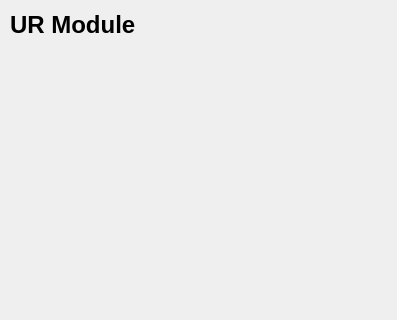
Above: iocs/xxx/iocBoot/iocxxx/examples/ur_module/ur_module.ui from nmarks99/asynHttpClient before the change. Below: the same form after it.
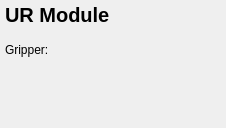
That is the form after the change. Custom widgets are drawn as their Qt base class.

Diff of the .ui file:
```diff
--- a/iocs/xxx/iocBoot/iocxxx/examples/ur_module/ur_module.ui
+++ b/iocs/xxx/iocBoot/iocxxx/examples/ur_module/ur_module.ui
@@ -6,8 +6,8 @@
    <rect>
     <x>0</x>
     <y>0</y>
-    <width>397</width>
-    <height>320</height>
+    <width>226</width>
+    <height>128</height>
    </rect>
   </property>
   <property name="windowTitle">
@@ -119,15 +119,87 @@
    <widget class="caLabel" name="caLabel_45">
     <property name="geometry">
      <rect>
-      <x>10</x>
-      <y>10</y>
-      <width>146</width>
+      <x>70</x>
+      <y>40</y>
+      <width>121</width>
+      <height>20</height>
+     </rect>
+    </property>
+    <property name="channel" stdset="0">
+     <string notr="true">$(P)URModule:toggle_gripper.VAL</string>
+    </property>
+    <property name="stackingMode" stdset="0">
+     <enum>caChoice::Column</enum>
+    </property>
+    <property name="endBit">
+     <number>1</number>
+    </property>
+   </widget>
+   <widget class="QLabel" name="label">
+    <property name="geometry">
+     <rect>
+      <x>5</x>
+      <y>40</y>
+      <width>61</width>
+      <height>19</height>
+     </rect>
+    </property>
+    <property name="text">
+     <string>Gripper:</string>
+    </property>
+   </widget>
+   <widget class="caFrame" name="caframe_8">
+    <property name="geometry">
+     <rect>
+      <x>0</x>
+      <y>0</y>
+      <width>250</width>
       <height>30</height>
      </rect>
     </property>
+    <property name="lineWidth">
+     <number>0</number>
+    </property>
+    <property name="background">
+     <color>
+      <red>0</red>
+      <green>53</green>
+      <blue>132</blue>
+     </color>
+    </property>
+    <property name="backgroundMode">
+     <enum>caFrame::Filled</enum>
+    </property>
+    <layout class="QHBoxLayout" name="horizontalLayout">
+     <property name="spacing">
+      <number>5</number>
+     </property>
+     <property name="leftMargin">
+      <number>10</number>
+     </property>
+     <property name="topMargin">
+      <number>2</number>
+     </property>
+     <property name="rightMargin">
+      <number>0</number>
+     </property>
+     <property name="bottomMargin">
+      <number>2</number>
+     </property>
+    </layout>
+   </widget>
+   <widget class="caLabel" name="caLabel_45">
+    <property name="geometry">
+     <rect>
+      <x>5</x>
+      <y>2</y>
+      <width>200</width>
+      <height>26</height>
+     </rect>
+    </property>
     <property name="font">
      <font>
-      <pointsize>18</pointsize>
+      <pointsize>15</pointsize>
       <weight>75</weight>
       <bold>true</bold>
      </font>
@@ -143,9 +215,9 @@
     </property>
     <property name="foreground">
      <color>
-      <red>0</red>
-      <green>0</green>
-      <blue>0</blue>
+      <red>255</red>
+      <green>255</green>
+      <blue>255</blue>
      </color>
     </property>
     <property name="background">
@@ -159,25 +231,6 @@
      <enum>QFrame::NoFrame</enum>
     </property>
    </widget>
-   <widget class="caChoice" name="cachoice">
-    <property name="geometry">
-     <rect>
-      <x>125</x>
-      <y>90</y>
-      <width>121</width>
-      <height>20</height>
-     </rect>
-    </property>
-    <property name="channel" stdset="0">
-     <string notr="true">$(P)URModule:toggle_gripper.VAL</string>
-    </property>
-    <property name="stackingMode" stdset="0">
-     <enum>caChoice::Column</enum>
-    </property>
-    <property name="endBit">
-     <number>1</number>
-    </property>
-   </widget>
   </widget>
  </widget>
  <customwidgets>
@@ -186,6 +239,12 @@
    <extends>QWidget</extends>
    <header>caChoice</header>
   </customwidget>
+  <customwidget>
+   <class>caFrame</class>
+   <extends>QFrame</extends>
+   <header>caFrame</header>
+   <container>1</container>
+  </customwidget>
   <customwidget>
    <class>caLabel</class>
    <extends>QLabel</extends>
```
Left out of the diff: 2 changed lines with no effect on the pictures.
